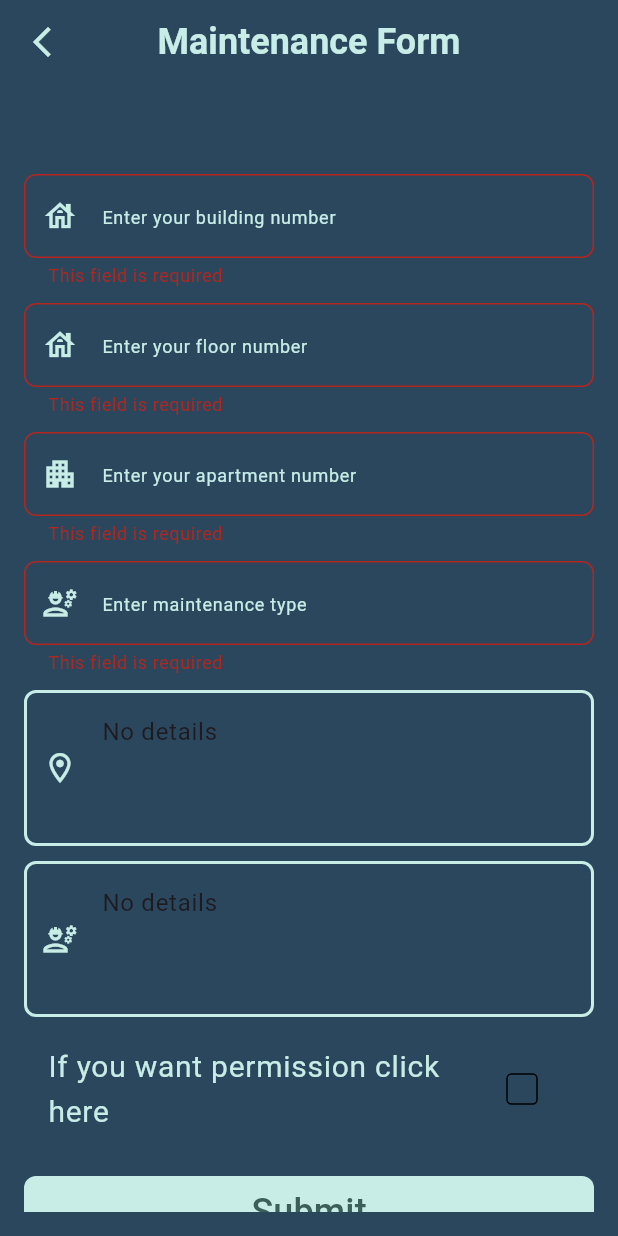
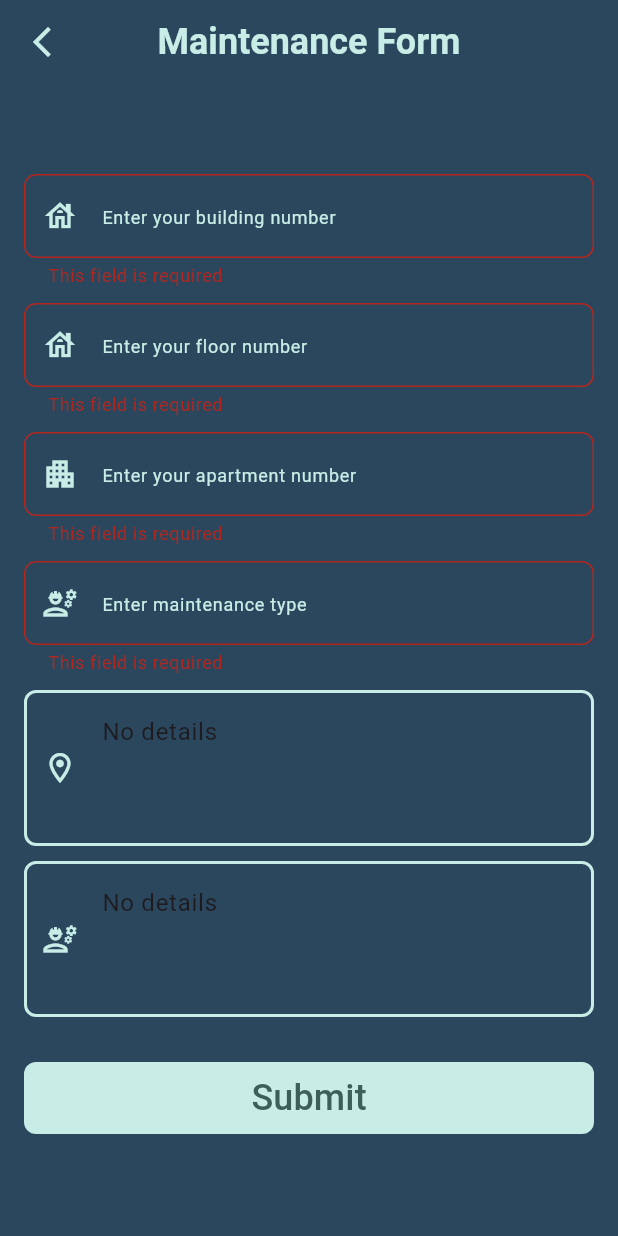
Before and after one commit to Peter-Awod/Facility-Management, a Flutter app: the MaintenanceForm screen opened directly, after a tap on "Submit", on a phone screen of 412 x 824 dp. Run offline on Flutter 3.47's test engine with Material 3 defaults, Android fonts, the phone set to English and light mode, and no system bars; our stand-ins replace bloc, cloud_firestore, conditional_builder_null_safety, firebase_auth, firebase_core, flutter_bloc and 2 more; accounts and stored records are empty.

Commit message:
removing unwanted maintenance data from maintenance model

```diff
--- a/lib/models/maintenance_form_model.dart
+++ b/lib/models/maintenance_form_model.dart
@@ -13,70 +13,49 @@ class MaintenanceFormModel {
   String? maintenanceDetails;
   String requestStatus;
 
-  //// will ignore these data
-  String? permission;
-  final String buildingNo;
-  final String floorNo;
-  final String apartmentNo;
-
-  ////
   MaintenanceFormModel({
     required this.formId,
+    // bank info
     required this.bankName,
     required this.branchName,
     required this.name,
     required this.phone,
     required this.addressDetails,
-
+    // maintenance info
     required this.maintenanceType,
     required this.maintenanceDetails,
     this.requestStatus = 'pending',
-
-    required this.buildingNo,
-    required this.floorNo,
-    required this.apartmentNo,
-    required this.permission,
   });
 
   factory MaintenanceFormModel.fromJson(Map<String, dynamic> json) {
     return MaintenanceFormModel(
       formId: json['formId'],
-
+      // bank info
       bankName: 'bankName',
       branchName: 'branchName',
       name: json['name'],
       phone: json['phone'],
       addressDetails: json['addressDetails'],
-
+      // maintenance info
       maintenanceType: json['maintenanceType'],
       maintenanceDetails: json['maintenanceDetails'],
       requestStatus: json['requestStatus'] ?? 'pending',
-
-      buildingNo: json['buildingNo'],
-      floorNo: json['floorNo'],
-      apartmentNo: json['apartmentNo'],
-      permission: json['permission'],
     );
   }
 
   Map<String, dynamic> toJson() {
     return {
       'formId': formId,
-
+      // bank info
       'bankName': bankName,
       'branchName': branchName,
       'name': name,
       'phone': phone,
       'addressDetails': addressDetails,
-
+      // maintenance info
       'maintenanceType': maintenanceType,
       'maintenanceDetails': maintenanceDetails,
       'requestStatus': requestStatus,
-
-      'buildingNo': buildingNo,
-      'floorNo': floorNo,
-      'apartmentNo': apartmentNo,
-      'permission': permission,
     };
   }
 }
--- a/lib/widgets/maintenance_form.dart
+++ b/lib/widgets/maintenance_form.dart
@@ -219,59 +219,7 @@ class _MaintenanceFormState extends State<MaintenanceForm> {
                         height: 10,
                       ),
 
-                      // permission check box
-                      ListTile(
-                        title: const Text(
-                          'If you want permission click here',
-                          style: TextStyle(
-                            color: kSecondaryColor,
-                            fontSize: 20,
-                          ),
-                        ),
-                        trailing: Checkbox(
-                          value: showPermissionField,
-                          onChanged: (value) {
-                            setState(() {
-                              showPermissionField = value!;
-                            });
-                          },
-                          activeColor: kSecondaryColor,
-                          // Change the color when checkbox is checked
-                          checkColor: Colors.black,
-                          // Change the color of the checkmark
-                          side: const BorderSide(
-                            color: Colors.black,
-                            strokeAlign: 2,
-                          ),
 
-                          fillColor: MaterialStateProperty.resolveWith<Color>(
-                            (Set<MaterialState> states) {
-                              // Change the color of the checkbox itself based on its state
-                              if (states.contains(MaterialState.selected)) {
-                                return kSecondaryColor; // Color when checkbox is checked
-                              }
-                              return kPrimaryColor; // Color when checkbox is unchecked
-                            },
-                          ),
-                        ),
-                      ),
-                      if (showPermissionField)
-                        const SizedBox(
-                          height: 10,
-                        ),
-
-                      // Permissions
-                      if (showPermissionField)
-                        CustomTextFormField(
-                          textEditingController: permissionDetailsController,
-                          hintText: 'What kind of permission needed?',
-                          prefixIcon: const Icon(Icons.sensor_door_outlined),
-                          keyboardType: TextInputType.text,
-                          onSaved: (value) {
-                            permission = value!;
-                          },
-                          maxLines: 3,
-                        ),
                       const SizedBox(
                         height: 20,
                       ),
@@ -299,13 +247,10 @@ class _MaintenanceFormState extends State<MaintenanceForm> {
                               name: BlocProvider.of<UserInfoCubit>(context).userModel!.name,
                               phone: BlocProvider.of<UserInfoCubit>(context).userModel!.phone,
                               maintenanceType: maintenanceTypeController.text,
-                              buildingNo: buildingNumberController.text,
-                              floorNo: floorNumberController.text,
-                              apartmentNo: apartmentNumberController.text,
+
                               addressDetails: addressDetailsController.text,
                               maintenanceDetails:
                                   maintenanceDetailsController.text,
-                              permission: permissionDetailsController.text,
                             );
                             formCubit.submitForm(formModel);
                           } else {
```
